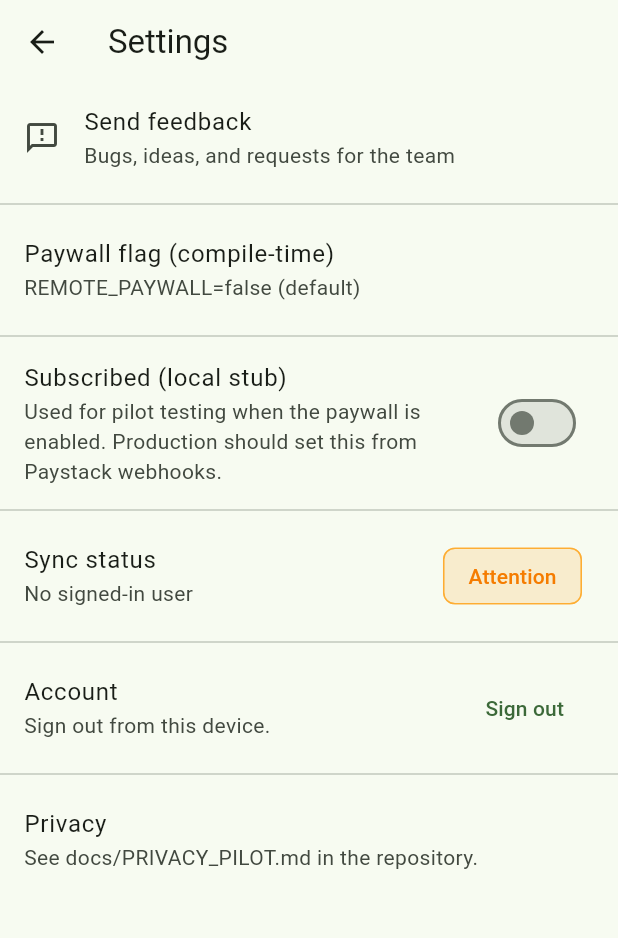
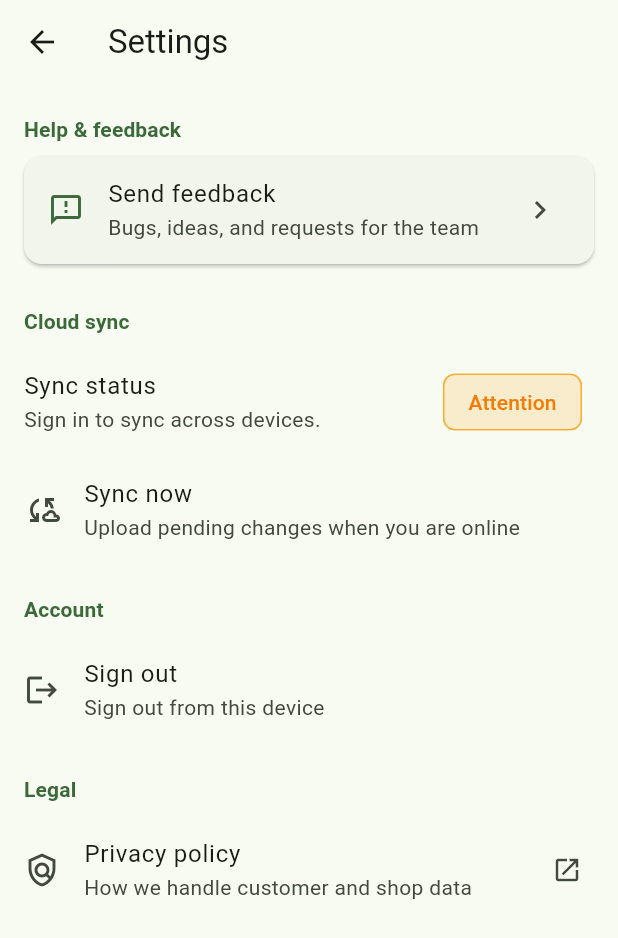
Before and after one commit to kendoriddy/tailorflow, a Flutter app: the screen it shows after launch, after a tap on the "settings" icon, on a phone screen of 412 x 824 dp. Shown: the top 938 px of the screen. Run offline on Flutter 3.47's test engine with Material 3 defaults, Android fonts, the phone set to English and light mode, and no system bars; our stand-ins replace connectivity_plus, flutter_riverpod, package_info_plus, sentry_flutter, sqflite, sqflite_common_ffi_web and 1 more; accounts and stored records are empty.

Commit message:
feat: update setttings

```diff
--- a/lib/core/brand.dart
+++ b/lib/core/brand.dart
@@ -14,4 +14,15 @@ class Brand {
 
   /// Prefix for feedback email subjects and Supabase rows (easy inbox filtering).
   static const String feedbackSubjectPrefix = '[$appName]';
+
+  /// Public privacy policy (Play Store + in-app Settings). Keep in sync with `siteUrl` in
+  /// `website/site-config.js`.
+  static const String privacyPolicyUrl =
+      'https://tailorflow.kennyonifade.com/privacy.html';
+
+  /// Contact for privacy / data requests (also shown on the website policy).
+  static const String privacyContactEmail = 'onifkay@gmail.com';
+
+  /// Inbox for in-app feedback when Supabase is unavailable (mailto fallback).
+  static const String feedbackEmail = privacyContactEmail;
 }
--- a/lib/features/customers/customer_list_screen.dart
+++ b/lib/features/customers/customer_list_screen.dart
@@ -7,6 +7,7 @@ import '../../data/data_layer.dart';
 import '../../data/data_layer_provider.dart';
 import '../../data/models/customer_list_item.dart';
 import '../notifications/notifications_screen.dart';
+import '../settings/feedback_screen.dart';
 import '../settings/settings_screen.dart';
 import 'add_customer_screen.dart';
 import 'customer_profile_screen.dart';
@@ -102,6 +103,11 @@ class _CustomerListScreenState extends ConsumerState<CustomerListScreen> {
                   );
                 },
                 icon: const Icon(Icons.cloud_sync_outlined),
+              ),
+              IconButton(
+                tooltip: 'Send feedback',
+                onPressed: () => openFeedbackScreen(context),
+                icon: const Icon(Icons.feedback_outlined),
               ),
               IconButton(
                 tooltip: 'Settings',
--- a/lib/features/settings/settings_screen.dart
+++ b/lib/features/settings/settings_screen.dart
@@ -1,8 +1,12 @@
+import 'package:flutter/foundation.dart';
 import 'package:flutter/material.dart';
 import 'package:supabase_flutter/supabase_flutter.dart';
+import 'package:url_launcher/url_launcher.dart';
 
+import '../../core/brand.dart';
 import '../../data/billing/remote_flags.dart';
 import '../../data/data_layer.dart';
+import 'backup_screen.dart';
 import 'feedback_screen.dart';
 
 class SettingsScreen extends StatefulWidget {
@@ -33,6 +37,15 @@ class _SettingsScreenState extends State<SettingsScreen> {
     await _subscribed;
   }
 
+  Future<void> _syncNow() async {
+    final report = await widget.layer.sync.flushOutbox();
+    if (!mounted) return;
+    ScaffoldMessenger.of(context).showSnackBar(
+      SnackBar(content: Text(report.message)),
+    );
+    await _reload();
+  }
+
   Future<_SyncIdentity> _loadSyncIdentity() async {
     SupabaseClient client;
     try {
@@ -42,7 +55,7 @@ class _SettingsScreenState extends State<SettingsScreen> {
         configured: false,
         userId: null,
         shopId: null,
-        message: 'Supabase not configured',
+        message: 'Cloud backup is not configured for this build.',
       );
     }
 
@@ -52,7 +65,7 @@ class _SettingsScreenState extends State<SettingsScreen> {
         configured: true,
         userId: null,
         shopId: null,
-        message: 'No signed-in user',
+        message: 'Sign in to sync across devices.',
       );
     }
 
@@ -73,66 +86,41 @@ class _SettingsScreenState extends State<SettingsScreen> {
         userId: user.id,
         shopId: shopId,
         message: shopId == null
-            ? 'Signed in, but no shop mapping found'
-            : 'Sync identity is active',
+            ? 'Signed in, but your shop is not linked yet.'
+            : 'Your data can sync to the cloud.',
       );
     } catch (e) {
       return _SyncIdentity(
         configured: true,
         userId: user.id,
         shopId: null,
-        message: 'Could not read shop mapping: $e',
+        message: 'Could not verify shop link: $e',
       );
     }
   }
 
   @override
   Widget build(BuildContext context) {
+    final theme = Theme.of(context);
     return Scaffold(
       appBar: AppBar(title: const Text('Settings')),
       body: ListView(
         children: [
-          ListTile(
-            leading: const Icon(Icons.feedback_outlined),
+          const _SettingsSectionHeader('Help & feedback'),
+          Card(
+            margin: const EdgeInsets.fromLTRB(16, 0, 16, 8),
+            child: ListTile(
+              leading: Icon(
+                Icons.feedback_outlined,
+                color: theme.colorScheme.primary,
+              ),
               title: const Text('Send feedback'),
               subtitle: const Text('Bugs, ideas, and requests for the team'),
-            onTap: () {
-              Navigator.of(context).push<void>(
-                MaterialPageRoute<void>(
-                  builder: (_) => const FeedbackScreen(),
-                ),
-              );
-            },
-          ),
-          const Divider(),
-          const ListTile(
-            title: Text('Paywall flag (compile-time)'),
-            subtitle: Text(
-              RemoteFlags.paywallEnabled
-                  ? 'REMOTE_PAYWALL=true at build time'
-                  : 'REMOTE_PAYWALL=false (default)',
+              trailing: const Icon(Icons.chevron_right),
+              onTap: () => openFeedbackScreen(context),
             ),
           ),
-          const Divider(),
-          FutureBuilder<bool>(
-            future: _subscribed,
-            builder: (context, snap) {
-              final v = snap.data ?? false;
-              return SwitchListTile(
-                title: const Text('Subscribed (local stub)'),
-                subtitle: const Text(
-                  'Used for pilot testing when the paywall is enabled. '
-                  'Production should set this from Paystack webhooks.',
-                ),
-                value: v,
-                onChanged: (nv) async {
-                  await widget.layer.settings.setSubscribed(nv);
-                  await _reload();
-                },
-              );
-            },
-          ),
-          const Divider(),
+          const _SettingsSectionHeader('Cloud sync'),
           FutureBuilder<_SyncIdentity>(
             future: _syncIdentity,
             builder: (context, snap) {
@@ -140,7 +128,7 @@ class _SettingsScreenState extends State<SettingsScreen> {
               if (info == null) {
                 return const ListTile(
                   title: Text('Sync status'),
-                  subtitle: Text('Checking Supabase identity...'),
+                  subtitle: Text('Checking…'),
                   trailing: SizedBox(
                     width: 18,
                     height: 18,
@@ -152,11 +140,13 @@ class _SettingsScreenState extends State<SettingsScreen> {
                   info.configured && info.userId != null && info.shopId != null;
               final chipLabel = ok ? 'Connected' : 'Attention';
               final chipColor = ok ? Colors.green : Colors.orange;
-              final subtitle = [
+              final subtitle = kDebugMode
+                  ? [
                       info.message,
                       if (info.userId != null) 'User: ${info.userId}',
                       if (info.shopId != null) 'Shop: ${info.shopId}',
-              ].join('\n');
+                    ].join('\n')
+                  : info.message;
               return ListTile(
                 title: const Text('Sync status'),
                 subtitle: Text(subtitle),
@@ -169,12 +159,18 @@ class _SettingsScreenState extends State<SettingsScreen> {
               );
             },
           ),
-          const Divider(),
           ListTile(
-            title: const Text('Account'),
-            subtitle: const Text('Sign out from this device.'),
-            trailing: TextButton(
-              onPressed: () async {
+            leading: const Icon(Icons.cloud_sync_outlined),
+            title: const Text('Sync now'),
+            subtitle: const Text('Upload pending changes when you are online'),
+            onTap: _syncNow,
+          ),
+          const _SettingsSectionHeader('Account'),
+          ListTile(
+            leading: const Icon(Icons.logout),
+            title: const Text('Sign out'),
+            subtitle: const Text('Sign out from this device'),
+            onTap: () async {
               try {
                 final client = Supabase.instance.client;
                 await client.auth.signOut();
@@ -187,20 +183,96 @@ class _SettingsScreenState extends State<SettingsScreen> {
                 if (!mounted) return;
                 ScaffoldMessenger.of(context).showSnackBar(
                   const SnackBar(
-                      content: Text('Supabase is not configured for this build.'),
+                    content: Text(
+                      'Cloud sign-in is not configured for this build.',
+                    ),
                   ),
                 );
               }
             },
-              child: const Text('Sign out'),
+          ),
+          const _SettingsSectionHeader('Legal'),
+          ListTile(
+            leading: const Icon(Icons.policy_outlined),
+            title: const Text('Privacy policy'),
+            subtitle: const Text('How we handle customer and shop data'),
+            trailing: const Icon(Icons.open_in_new, size: 20),
+            onTap: () async {
+              final uri = Uri.parse(Brand.privacyPolicyUrl);
+              if (!await launchUrl(uri, mode: LaunchMode.externalApplication)) {
+                if (!context.mounted) return;
+                ScaffoldMessenger.of(context).showSnackBar(
+                  SnackBar(
+                    content: Text(
+                      'Could not open privacy policy. Visit ${Brand.privacyPolicyUrl}',
                     ),
                   ),
-          const Divider(),
+                );
+              }
+            },
+          ),
+          if (kDebugMode) ...[
+            const _SettingsSectionHeader('Developer'),
             const ListTile(
-            title: Text('Privacy'),
-            subtitle: Text('See docs/PRIVACY_PILOT.md in the repository.'),
+              title: Text('Paywall flag (compile-time)'),
+              subtitle: Text(
+                RemoteFlags.paywallEnabled
+                    ? 'REMOTE_PAYWALL=true at build time'
+                    : 'REMOTE_PAYWALL=false (default)',
+              ),
+            ),
+            FutureBuilder<bool>(
+              future: _subscribed,
+              builder: (context, snap) {
+                final v = snap.data ?? false;
+                return SwitchListTile(
+                  title: const Text('Subscribed (local stub)'),
+                  subtitle: const Text(
+                    'Pilot testing only — production uses Paystack webhooks.',
+                  ),
+                  value: v,
+                  onChanged: (nv) async {
+                    await widget.layer.settings.setSubscribed(nv);
+                    await _reload();
+                  },
+                );
+              },
+            ),
+            ListTile(
+              leading: const Icon(Icons.backup_outlined),
+              title: const Text('Backup & sync diagnostics'),
+              trailing: const Icon(Icons.chevron_right),
+              onTap: () {
+                Navigator.of(context).push<void>(
+                  MaterialPageRoute<void>(
+                    builder: (_) => BackupScreen(layer: widget.layer),
+                  ),
+                );
+              },
             ),
           ],
+          const SizedBox(height: 24),
+        ],
+      ),
+    );
+  }
+}
+
+class _SettingsSectionHeader extends StatelessWidget {
+  const _SettingsSectionHeader(this.label);
+
+  final String label;
+
+  @override
+  Widget build(BuildContext context) {
+    return Padding(
+      padding: const EdgeInsets.fromLTRB(16, 20, 16, 8),
+      child: Text(
+        label,
+        style: Theme.of(context).textTheme.titleSmall?.copyWith(
+              color: Theme.of(context).colorScheme.primary,
+              fontWeight: FontWeight.w600,
+            ),
       ),
     );
   }
```
Also changed, not shown: lib/features/settings/feedback_screen.dart (+41 -5 lines), 2 other files. Lines whose indentation alone changed are shown as unchanged.
